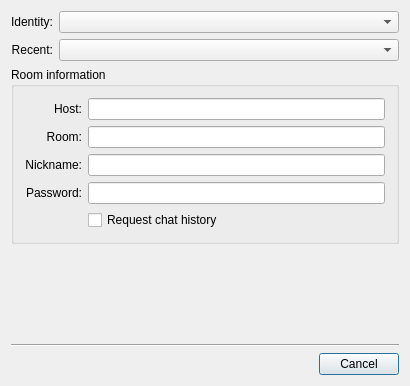
Above: src/mucjoin.ui from psi-im/psi before the change. Below: the same form after it.
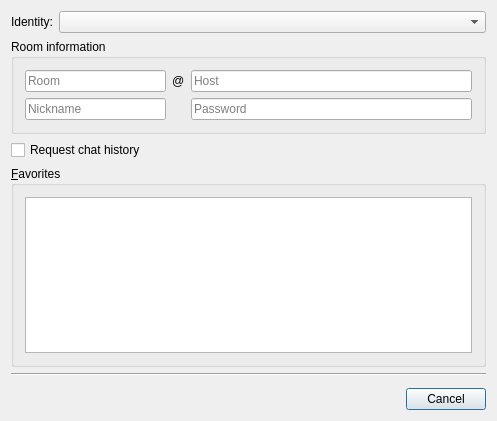
That is the form after the change. Custom widgets are drawn as their Qt base class.

Commit message: MUC join dialog redesign

Patch:
```diff
--- a/src/mucjoin.ui
+++ b/src/mucjoin.ui
@@ -6,164 +6,127 @@
    <rect>
     <x>0</x>
     <y>0</y>
-    <width>410</width>
-    <height>386</height>
+    <width>497</width>
+    <height>421</height>
    </rect>
   </property>
   <property name="windowTitle">
    <string>Join Groupchat</string>
   </property>
-  <layout class="QGridLayout" name="_2">
-   <item row="3" column="0" colspan="2">
-    <spacer>
-     <property name="orientation">
-      <enum>Qt::Vertical</enum>
-     </property>
-     <property name="sizeType">
-      <enum>QSizePolicy::Expanding</enum>
-     </property>
-     <property name="sizeHint" stdset="0">
-      <size>
-       <width>331</width>
-       <height>0</height>
-      </size>
-     </property>
-    </spacer>
+  <layout class="QVBoxLayout" name="verticalLayout">
+   <item>
+    <layout class="QFormLayout" name="formLayout_2">
+     <item row="0" column="0">
+      <widget class="QLabel" name="lb_identity">
+       <property name="text">
+        <string>Identity:</string>
+       </property>
+       <property name="alignment">
+        <set>Qt::AlignRight|Qt::AlignTrailing|Qt::AlignVCenter</set>
+       </property>
+      </widget>
+     </item>
+     <item row="0" column="1">
+      <widget class="AccountsComboBox" name="cb_ident">
+       <property name="sizePolicy">
+        <sizepolicy hsizetype="Expanding" vsizetype="Fixed">
+         <horstretch>0</horstretch>
+         <verstretch>0</verstretch>
+        </sizepolicy>
+       </property>
+      </widget>
+     </item>
+    </layout>
    </item>
-   <item row="5" column="1">
-    <widget class="QDialogButtonBox" name="buttonBox">
-     <property name="standardButtons">
-      <set>QDialogButtonBox::Cancel</set>
-     </property>
-    </widget>
-   </item>
-   <item row="0" column="1">
-    <widget class="AccountsComboBox" name="cb_ident"/>
-   </item>
-   <item row="1" column="0">
-    <widget class="QLabel" name="TextLabel1_2">
-     <property name="text">
-      <string>Recent:</string>
-     </property>
-     <property name="alignment">
-      <set>Qt::AlignRight|Qt::AlignTrailing|Qt::AlignVCenter</set>
-     </property>
-    </widget>
-   </item>
-   <item row="5" column="0">
-    <widget class="BusyWidget" name="busy" native="true"/>
-   </item>
-   <item row="0" column="0">
-    <widget class="QLabel" name="lb_identity">
-     <property name="text">
-      <string>Identity:</string>
-     </property>
-     <property name="alignment">
-      <set>Qt::AlignRight|Qt::AlignTrailing|Qt::AlignVCenter</set>
-     </property>
-    </widget>
-   </item>
-   <item row="4" column="0" colspan="2">
-    <widget class="Line" name="Line1">
-     <property name="frameShape">
-      <enum>QFrame::HLine</enum>
-     </property>
-     <property name="frameShadow">
-      <enum>QFrame::Sunken</enum>
-     </property>
-     <property name="orientation">
-      <enum>Qt::Horizontal</enum>
-     </property>
-    </widget>
-   </item>
-   <item row="1" column="1">
-    <widget class="QComboBox" name="cb_recent">
-     <property name="sizePolicy">
-      <sizepolicy hsizetype="Expanding" vsizetype="Fixed">
-       <horstretch>0</horstretch>
-       <verstretch>0</verstretch>
-      </sizepolicy>
-     </property>
-     <property name="sizeAdjustPolicy">
-      <enum>QComboBox::AdjustToMinimumContentsLength</enum>
-     </property>
-     <property name="minimumContentsLength">
-      <number>35</number>
-     </property>
-    </widget>
-   </item>
-   <item row="2" column="0" colspan="2">
+   <item>
     <widget class="QGroupBox" name="gb_info">
      <property name="title">
       <string>Room information</string>
      </property>
-     <layout class="QGridLayout">
-      <item row="0" column="0">
-       <widget class="QLabel" name="TextLabel2">
-        <property name="text">
-         <string>Host:</string>
-        </property>
-        <property name="alignment">
-         <set>Qt::AlignRight|Qt::AlignTrailing|Qt::AlignVCenter</set>
-        </property>
-       </widget>
-      </item>
-      <item row="0" column="1">
-       <widget class="QLineEdit" name="le_host"/>
-      </item>
+     <layout class="QGridLayout" name="gridLayout_2" columnstretch="1,0,2">
       <item row="1" column="0">
-       <widget class="QLabel" name="TextLabel3">
-        <property name="text">
-         <string>Room:</string>
+       <widget class="QLineEdit" name="le_nick">
+        <property name="placeholderText">
+         <string>Nickname</string>
         </property>
-        <property name="alignment">
-         <set>Qt::AlignRight|Qt::AlignTrailing|Qt::AlignVCenter</set>
-        </property>
        </widget>
       </item>
-      <item row="1" column="1">
-       <widget class="QLineEdit" name="le_room"/>
-      </item>
-      <item row="2" column="0">
-       <widget class="QLabel" name="TextLabel4">
-        <property name="text">
-         <string>Nickname:</string>
+      <item row="0" column="0">
+       <widget class="QLineEdit" name="le_room">
+        <property name="placeholderText">
+         <string>Room</string>
         </property>
-        <property name="alignment">
-         <set>Qt::AlignRight|Qt::AlignTrailing|Qt::AlignVCenter</set>
-        </property>
        </widget>
       </item>
-      <item row="2" column="1">
-       <widget class="QLineEdit" name="le_nick"/>
-      </item>
-      <item row="3" column="0">
-       <widget class="QLabel" name="TextLabel5">
-        <property name="text">
-         <string>Password:</string>
-        </property>
-        <property name="alignment">
-         <set>Qt::AlignRight|Qt::AlignTrailing|Qt::AlignVCenter</set>
-        </property>
-       </widget>
-      </item>
-      <item row="3" column="1">
+      <item row="1" column="2">
        <widget class="QLineEdit" name="le_pass">
         <property name="echoMode">
          <enum>QLineEdit::Password</enum>
         </property>
+        <property name="placeholderText">
+         <string>Password</string>
+        </property>
        </widget>
       </item>
-      <item row="4" column="1">
-       <widget class="QCheckBox" name="ck_history">
+      <item row="0" column="1">
+       <widget class="QLabel" name="label">
         <property name="text">
-         <string>Request chat history</string>
+         <string notr="true">@</string>
         </property>
        </widget>
       </item>
+      <item row="0" column="2">
+       <widget class="QLineEdit" name="le_host">
+        <property name="placeholderText">
+         <string>Host</string>
+        </property>
+       </widget>
+      </item>
      </layout>
     </widget>
    </item>
+   <item>
+    <widget class="QCheckBox" name="ck_history">
+     <property name="text">
+      <string>Request chat history</string>
+     </property>
+    </widget>
+   </item>
+   <item>
+    <widget class="QGroupBox" name="groupBox">
+     <property name="title">
+      <string>&amp;Favorites</string>
+     </property>
+     <layout class="QVBoxLayout" name="verticalLayout_2">
+      <item>
+       <widget class="QListWidget" name="lwFavorites"/>
+      </item>
+     </layout>
+    </widget>
+   </item>
+   <item>
+    <widget class="Line" name="Line1">
+     <property name="frameShape">
+      <enum>QFrame::HLine</enum>
+     </property>
+     <property name="frameShadow">
+      <enum>QFrame::Sunken</enum>
+     </property>
+     <property name="orientation">
+      <enum>Qt::Horizontal</enum>
+     </property>
+    </widget>
+   </item>
+   <item>
+    <widget class="BusyWidget" name="busy" native="true"/>
+   </item>
+   <item>
+    <widget class="QDialogButtonBox" name="buttonBox">
+     <property name="standardButtons">
+      <set>QDialogButtonBox::Cancel</set>
+     </property>
+    </widget>
+   </item>
   </layout>
  </widget>
  <layoutdefault spacing="6" margin="11"/>
```
Left out of the diff: 13 changed lines with no effect on the pictures. The commit also changes 2 other files.
